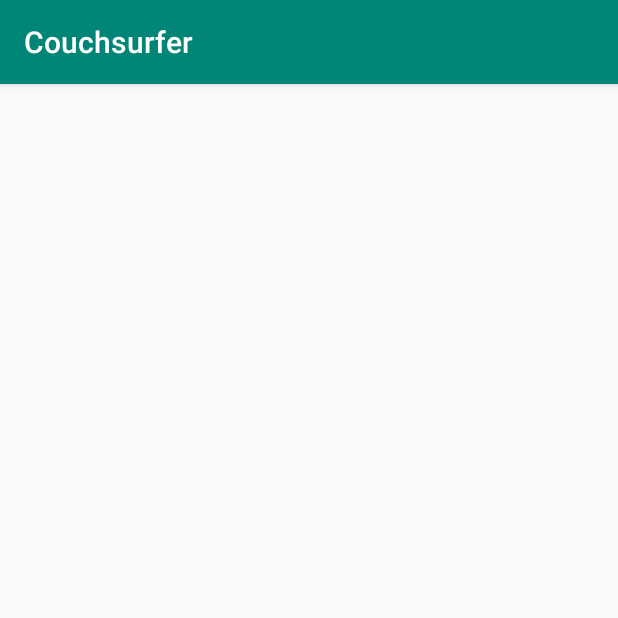
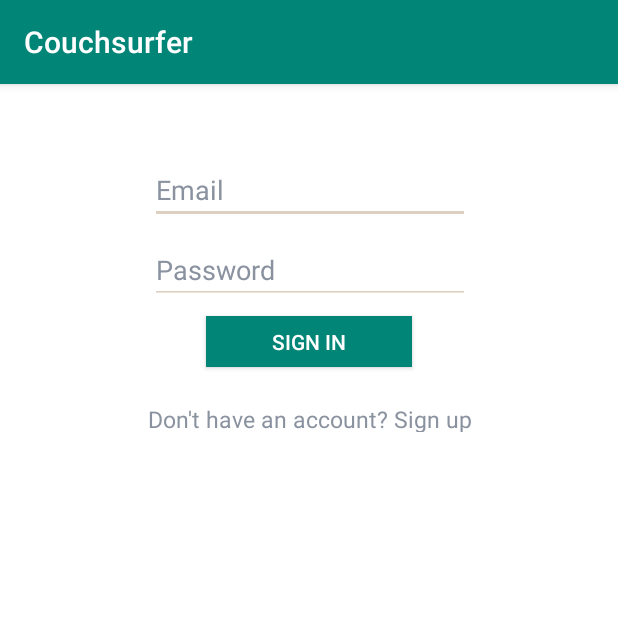
Before and after one commit to marioinfante/Couchsurfer, an Android app: the screen it shows after launch (LogInActivity), on a phone screen of 412 x 824 dp, the top half of it. Run offline under Robolectric (Android 15) with nearby library versions, the phone set to English and light mode, and no system bars; our stand-ins replace Firebase (no records; nobody signed in at launch, a user with empty details on screens opened directly).

Commit message:
Runs on emulator

```diff
--- a/app/build.gradle
+++ b/app/build.gradle
@@ -27,4 +27,7 @@ dependencies {
     androidTestImplementation 'com.android.support.test:runner:1.0.2'
     androidTestImplementation 'com.android.support.test.espresso:espresso-core:3.0.2'
     implementation 'com.google.firebase:firebase-database:16.0.5'
+    implementation 'com.google.firebase:firebase-core:16.0.5'
+    implementation 'com.google.firebase:firebase-auth:16.0.5'
+    implementation 'com.google.android.gms:play-services-auth:16.0.1'
 }
--- a/app/src/main/AndroidManifest.xml
+++ b/app/src/main/AndroidManifest.xml
@@ -1,5 +1,6 @@
 <?xml version="1.0" encoding="utf-8"?>
 <manifest xmlns:android="http://schemas.android.com/apk/res/android"
+    xmlns:tools="http://schemas.android.com/tools"
     package="cs184.cs.ucsb.edu.couchsurfer">
 
     <uses-permission android:name="android.permission.READ_EXTERNAL_STORAGE" />
@@ -21,7 +22,8 @@
         android:label="@string/app_name"
         android:roundIcon="@mipmap/ic_launcher_round"
         android:supportsRtl="true"
-        android:theme="@style/AppTheme">
+        android:theme="@style/AppTheme"
+        tools:ignore="GoogleAppIndexingWarning">
         <activity android:name=".LogInActivity">
             <intent-filter>
                 <action android:name="android.intent.action.MAIN" />
--- a/app/src/main/java/cs184/cs/ucsb/edu/couchsurfer/LogInActivity.java
+++ b/app/src/main/java/cs184/cs/ucsb/edu/couchsurfer/LogInActivity.java
@@ -19,7 +19,6 @@ public class LogInActivity extends AppCompatActivity implements View.OnClickList
 
     private FirebaseAuth mAuth;
     private EditText emailText, passText;
-    private ProgressBar progressBar;
 
     @Override
     protected void onCreate(Bundle savedInstanceState) {
@@ -28,11 +27,9 @@ public class LogInActivity extends AppCompatActivity implements View.OnClickList
 
         emailText = (EditText) findViewById(R.id.usernameText);
         passText = (EditText) findViewById(R.id.passwordText);
-        progressBar = (ProgressBar) findViewById(R.id.progressBar);
 
         mAuth = FirebaseAuth.getInstance();
 
-        findViewById(R.id.signupTextView).setOnClickListener(this);
         findViewById(R.id.signInButton).setOnClickListener(this);
     }
 
@@ -65,24 +62,21 @@ public class LogInActivity extends AppCompatActivity implements View.OnClickList
             return;
         }
 
-        progressBar.setVisibility(View.VISIBLE);
         mAuth.signInWithEmailAndPassword(email, password).addOnCompleteListener(new OnCompleteListener<AuthResult>() {
             @Override
             public void onComplete(@NonNull Task<AuthResult> task) {
-                progressBar.setVisibility(View.VISIBLE);
                 if (task.isSuccessful()) {
                     //if user successfully logs in, send to postings activity page (?)
                     //Intent intent = new Intent(LogInActivity.this, **new.class**);
                     // Closes all other activities once log in(aka signup and login activities)
                     //intent.addFlags(Intent.FLAG_ACTIVITY_CLEAR_TOP);
-                    Intent navigationIntent = new Intent(getApplicationContext(), NavigationActivity.class );
+                    Intent navigationIntent = new Intent(getApplicationContext(), MainActivity.class );
                     navigationIntent.addFlags(Intent.FLAG_ACTIVITY_CLEAR_TOP | Intent.FLAG_ACTIVITY_CLEAR_TASK);
                     startActivity(navigationIntent);
                 }
 
                 else {
                     Toast.makeText(getApplicationContext(), task.getException().getMessage(), Toast.LENGTH_SHORT).show();
-                    progressBar.setVisibility(View.INVISIBLE);
                 }
             }
         });
@@ -91,9 +85,6 @@ public class LogInActivity extends AppCompatActivity implements View.OnClickList
     @Override
     public void onClick(View view) {
         switch(view.getId()) {
-            case R.id.signupTextView:
-                startActivity(new Intent(this, SignUpActivity.class));
-                break;
             case R.id.signInButton:
                 userLogin();
                 break;
--- /dev/null
+++ b/app/src/main/res/layout/activity_log_in.xml
@@ -0,0 +1,94 @@
+<?xml version="1.0" encoding="utf-8"?>
+<android.support.constraint.ConstraintLayout xmlns:android="http://schemas.android.com/apk/res/android"
+    xmlns:app="http://schemas.android.com/apk/res-auto"
+    xmlns:tools="http://schemas.android.com/tools"
+    android:layout_width="match_parent"
+    android:layout_height="match_parent"
+    android:background="#ffffff"
+    tools:context=".LogInActivity">
+
+    <EditText
+        android:id="@+id/usernameText"
+        android:layout_width="wrap_content"
+        android:layout_height="wrap_content"
+        android:layout_marginEnd="8dp"
+        android:layout_marginStart="8dp"
+        android:layout_marginTop="48dp"
+        android:backgroundTint="#ddd0c1"
+        android:ems="10"
+        android:hint="Email"
+        android:inputType="textEmailAddress"
+        android:selectAllOnFocus="false"
+        android:singleLine="false"
+        android:textColorHint="#8a92a0"
+        app:layout_constraintEnd_toEndOf="parent"
+        app:layout_constraintHorizontal_bias="0.503"
+        app:layout_constraintStart_toStartOf="parent"
+        app:layout_constraintTop_toTopOf="parent" />
+
+    <EditText
+        android:id="@+id/passwordText"
+        android:layout_width="wrap_content"
+        android:layout_height="wrap_content"
+        android:layout_marginEnd="8dp"
+        android:layout_marginStart="8dp"
+        android:layout_marginTop="8dp"
+        android:backgroundTint="#ddd0c1"
+        android:ems="10"
+        android:hint="Password"
+        android:inputType="textPassword"
+        android:textColorHint="#8a92a0"
+        app:layout_constraintEnd_toEndOf="parent"
+        app:layout_constraintHorizontal_bias="0.503"
+        app:layout_constraintStart_toStartOf="parent"
+        app:layout_constraintTop_toBottomOf="@+id/usernameText" />
+
+    <Button
+        android:id="@+id/signInButton"
+        android:layout_width="137dp"
+        android:layout_height="34dp"
+        android:layout_marginEnd="8dp"
+        android:layout_marginStart="8dp"
+        android:layout_marginTop="8dp"
+        android:background="@color/colorPrimary"
+        android:text="Sign in"
+        android:textColor="@android:color/background_light"
+        app:layout_constraintEnd_toEndOf="parent"
+        app:layout_constraintStart_toStartOf="parent"
+        app:layout_constraintTop_toBottomOf="@+id/passwordText" />
+
+    <TextView
+        android:id="@+id/signupTextView"
+        android:layout_width="wrap_content"
+        android:layout_height="19dp"
+        android:layout_marginBottom="8dp"
+        android:layout_marginEnd="8dp"
+        android:layout_marginStart="8dp"
+        android:layout_marginTop="24dp"
+        android:text="Don't have an account? Sign up"
+        android:textAppearance="@style/TextAppearance.AppCompat.Caption"
+        android:textColor="#8a92a0"
+        android:textSize="15sp"
+        android:visibility="visible"
+        app:layout_constraintBottom_toBottomOf="parent"
+        app:layout_constraintEnd_toEndOf="parent"
+        app:layout_constraintHorizontal_bias="0.503"
+        app:layout_constraintStart_toStartOf="parent"
+        app:layout_constraintTop_toBottomOf="@+id/signInButton"
+        app:layout_constraintVertical_bias="0.0" />
+
+    <ProgressBar
+        android:id="@+id/progressBar"
+        style="?android:attr/progressBarStyle"
+        android:layout_width="wrap_content"
+        android:layout_height="wrap_content"
+        android:layout_centerHorizontal="true"
+        android:layout_centerVertical="true"
+        android:layout_gravity="center"
+        android:visibility="gone"
+        android:layout_marginTop="33dp"
+        app:layout_constraintEnd_toEndOf="parent"
+        app:layout_constraintStart_toStartOf="parent"
+        app:layout_constraintBottom_toBottomOf="@+id/signupTextView" />
+
+</android.support.constraint.ConstraintLayout>
```
